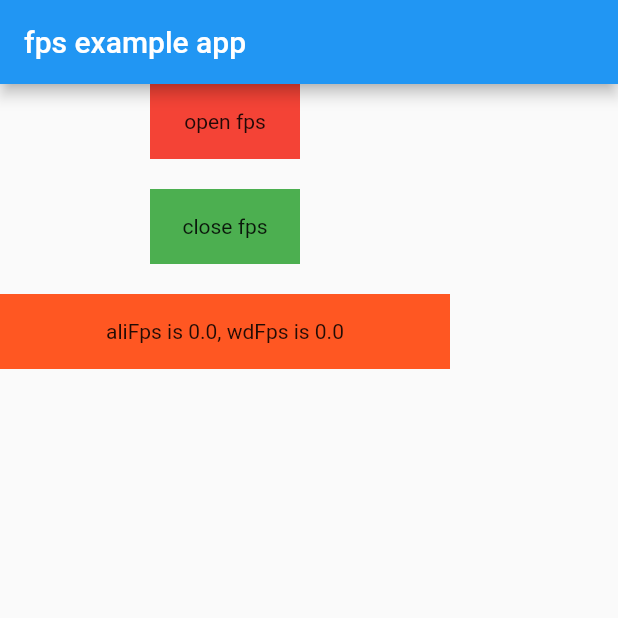
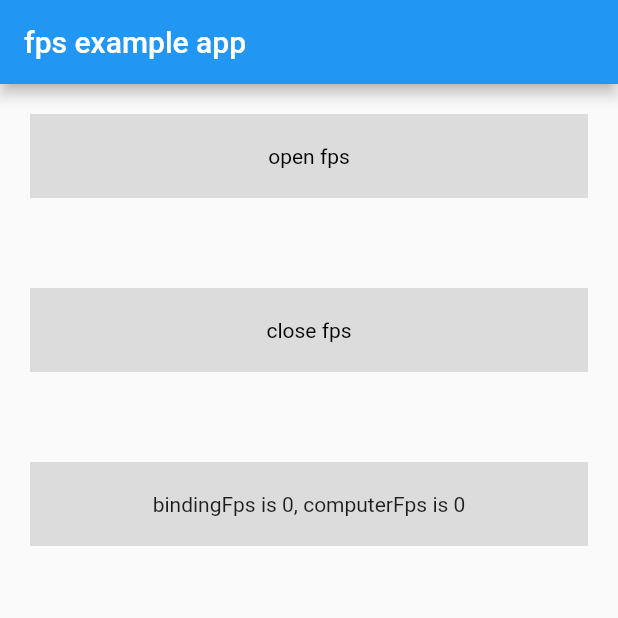
Before and after one commit to allenymt/flutter_fps, a Flutter app: the screen it shows after launch, after a tap on "open fps", on a phone screen of 412 x 824 dp, the top half of it. Run offline on Flutter 3.47's test engine with Material 2 defaults, Android fonts, the phone set to English and light mode, and no system bars.

```diff
--- a/example/lib/FpsHelper.dart
+++ b/example/lib/FpsHelper.dart
@@ -18,7 +18,12 @@ class FpsHelper {
 
   FpsHelper._();
 
-  init(){
+  bool _start;
+
+  start(){
+    if (_start ?? false)
+      return;
+    _start = true;
     BindingFps.instance.init();
     BindingFps.instance.registerCallBack((fps, dropCount) {
       if (_aliFpsAvg == 0) {
--- a/example/lib/TestFps.dart
+++ b/example/lib/TestFps.dart
@@ -20,13 +20,17 @@ class TestFpsState extends State<TestFpsWidget> {
       children: <Widget>[
         GestureDetector(
           child: Container(
-            constraints: BoxConstraints.tightFor(width: 100, height: 50),
+            margin: EdgeInsets.all(20),
+            padding: EdgeInsets.only(top: 20,bottom: 20),
             alignment: Alignment.center,
-            child: Text("open fps"),
-            color: Colors.red,
+            child: Text(
+              "open fps",
+              style: TextStyle(color: Colors.black),
+            ),
+            color: Colors.black12,
           ),
           onTap: () {
-            FpsHelper.instance.init();
+            FpsHelper.instance.start();
           },
         ),
         SizedBox(
@@ -34,10 +38,14 @@ class TestFpsState extends State<TestFpsWidget> {
         ),
         GestureDetector(
           child: Container(
-            constraints: BoxConstraints.tightFor(width: 100, height: 50),
+            margin: EdgeInsets.all(20),
+            padding: EdgeInsets.only(top: 20,bottom: 20),
             alignment: Alignment.center,
-            child: Text("close fps"),
-            color: Colors.green,
+            child: Text(
+              "close fps",
+              style: TextStyle(color: Colors.black),
+            ),
+            color: Colors.black12,
           ),
           onTap: () {
             FpsHelper.instance.cancel();
@@ -48,11 +56,12 @@ class TestFpsState extends State<TestFpsWidget> {
         ),
         GestureDetector(
           child: Container(
-            constraints: BoxConstraints.tightFor(width: 300, height: 50),
+            margin: EdgeInsets.all(20),
+            padding: EdgeInsets.only(top: 20,bottom: 20),
             alignment: Alignment.center,
             child: Text(
-                "aliFps is ${FpsHelper.instance.aliFpsAvg}, wdFps is ${FpsHelper.instance.wdFpsAvg}"),
-            color: Colors.deepOrange,
+                "bindingFps is ${FpsHelper.instance.aliFpsAvg?.floor()}, computerFps is ${FpsHelper.instance.wdFpsAvg?.floor()}"),
+            color: Colors.black12,
           ),
           onTap: () {
             setState(() {});
--- a/lib/binding_fps.dart
+++ b/lib/binding_fps.dart
@@ -139,6 +139,10 @@ class BindingFps {
       _fpsHz = await FpsPlugin.getRefreshRate;
     }
 
+    while (_frameQueue.length >_fpsHz){
+      _frameQueue.removeLast();
+    }
+
     var _calFrameQueue = ListQueue(MAX_FPS);
     _calFrameQueue.addAll(_frameQueue);
     _frameQueue?.clear();
@@ -151,7 +155,7 @@ class BindingFps {
     _callBackList?.forEach((callBack) {
       callBack(drawFrame.toDouble(), dropFrameCount.toDouble());
     });
-    DebugLog.instance.log("$TAG drawFrame is $drawFrame,dropFrameCount is $dropFrameCount");
+    DebugLog.instance.log("$TAG _fpsHz is $_fpsHz drawFrame is $drawFrame,dropFrameCount is $dropFrameCount");
   }
 }
 
--- a/lib/fps_computer.dart
+++ b/lib/fps_computer.dart
@@ -3,6 +3,7 @@ import 'dart:ui';
 import 'package:flutter/scheduler.dart';
 import 'package:fps/plugin/fps_plugin.dart';
 import 'fps_callback.dart';
+import 'util/debug_log.dart';
 
 ///
 /// fps 获取
@@ -130,6 +131,8 @@ class Fps {
     //丢帧数=总帧数-绘制帧数
     droppedCount = costCount - drawFramesCount;
     double fps = drawFramesCount * _fpsHz / costCount; //参考上面那四行公式
+    DebugLog.instance.log("computerFps _fpsHz is $_fpsHz drawFrame is $fps,dropFrameCount is $droppedCount");
+    lastFrames.clear();
     _callBackList?.forEach((callBack) {
       callBack(fps, droppedCount.toDouble());
     });
--- a/lib/plugin/fps_plugin.dart
+++ b/lib/plugin/fps_plugin.dart
@@ -10,6 +10,7 @@ class FpsPlugin {
   static const MethodChannel _channel =
   const MethodChannel('fps');
 
+  /// 默认为60帧，以手机的实际刷新帧率为准
   static Future<double> get getRefreshRate async {
     final double fpsHz = await _channel.invokeMethod('getRefreshRate') ?? 60;
     return fpsHz;
--- a/lib/util/debug_log.dart
+++ b/lib/util/debug_log.dart
@@ -6,7 +6,7 @@ class DebugLog {
 
   static DebugLog get instance => _instance;
 
-  bool _debug = false;
+  bool _debug = true;
 
   DebugLog._() {
     assert(() {
```
